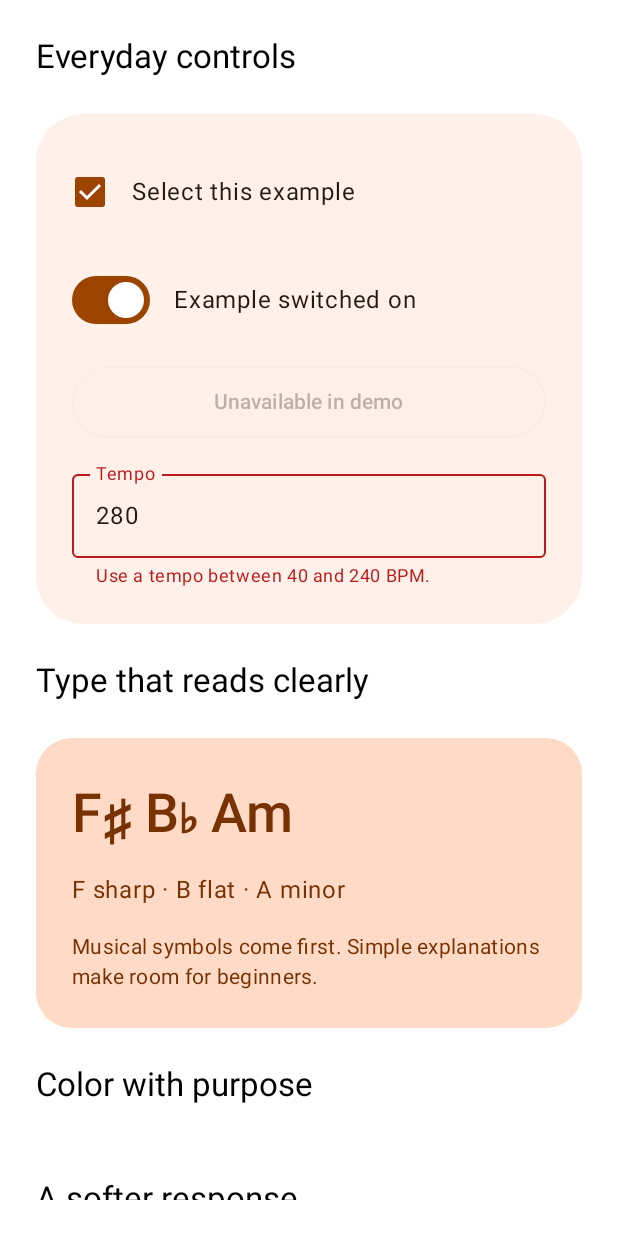
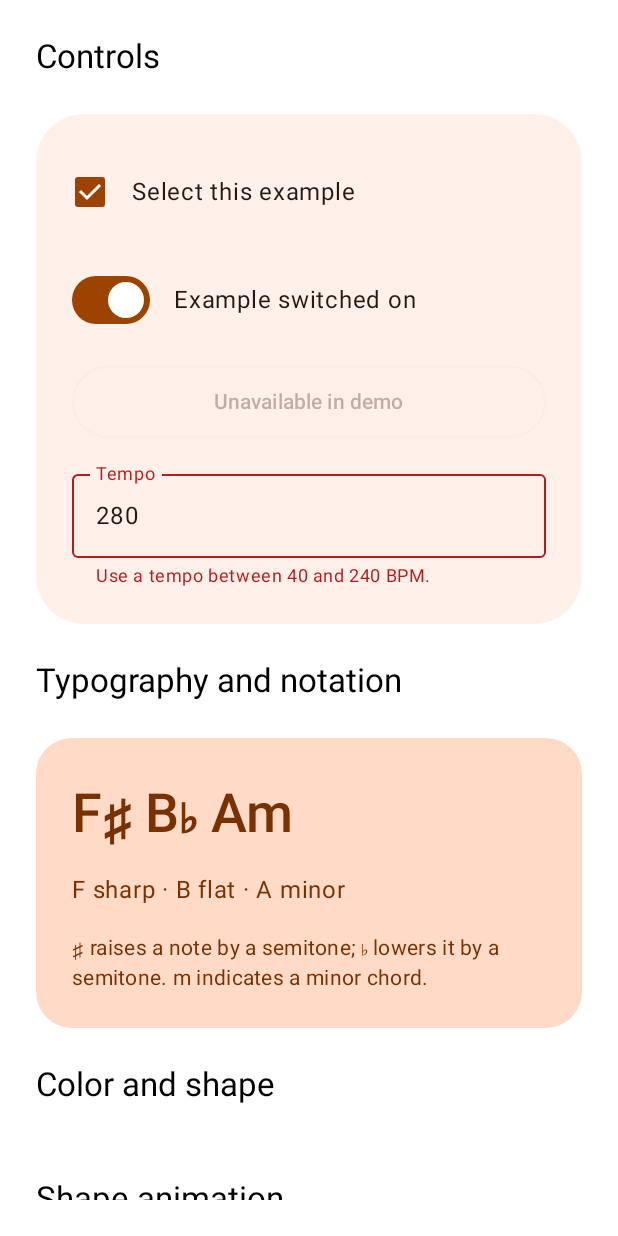
Before and after one commit to pekochan069/GuitarLearner, an Android app built with Jetpack Compose: the @Preview function GalleryPreview, on a phone screen of 412 x 824 dp. Run offline under Robolectric (Android 15) with nearby library versions, the light colour scheme and no system bars; our stand-ins replace Material 3 Expressive styles (plain Material 3 is drawn); 1 statement that could not run was skipped.

Commit message:
refactor(ui): replace decorative copy with functional labels

```diff
--- a/ui/src/main/res/values/strings.xml
+++ b/ui/src/main/res/values/strings.xml
@@ -7,22 +7,22 @@
     <string name="language_korean">Korean</string>
     <string name="language_english">English</string>
     <string name="preferences">Preferences</string>
-    <string name="preferences_description">Make it comfortable for you. Your choices are saved on this phone.</string>
+    <string name="preferences_description">Theme and language settings are saved on this phone.</string>
     <string name="appearance">Appearance</string>
     <string name="language">Language</string>
     <string name="close">Close preferences</string>
     <string name="page_tuner">Tuner</string>
     <string name="page_metronome">Metronome</string>
     <string name="page_gallery">Gallery</string>
-    <string name="tuner_title">Find your sound</string>
-    <string name="tuner_subtitle">One note. A little closer to in tune.</string>
-    <string name="metronome_title">Find your rhythm</string>
-    <string name="metronome_subtitle">A comfortable tempo, right at your fingertips.</string>
-    <string name="gallery_title">Made for the everyday</string>
-    <string name="gallery_subtitle">Explore the colors, type, and controls of GuitarLearner.</string>
-    <string name="tuner_demo_notice">Interactive tuner demo. Sample readings only; the microphone is not used.</string>
-    <string name="gallery_demo_notice">Explore the design components and their example states.</string>
-    <string name="metronome_playback_notice">Start to hear your pattern. Playback continues in the background and when the screen locks.</string>
+    <string name="tuner_title">Tuner demo</string>
+    <string name="tuner_subtitle">Sample pitch readings</string>
+    <string name="metronome_title">Metronome</string>
+    <string name="metronome_subtitle">Tempo and beat settings</string>
+    <string name="gallery_title">Component examples</string>
+    <string name="gallery_subtitle">Buttons, typography, colors, and shapes</string>
+    <string name="tuner_demo_notice">Sample readings only. The microphone is not used.</string>
+    <string name="gallery_demo_notice">Select a control to change its example state.</string>
+    <string name="metronome_playback_notice">Tap Start to play. Playback continues in the background and with the screen locked.</string>
     <string name="tuner_target">Sample target · A2</string>
     <string name="note_placeholder" translatable="false">--</string>
     <string name="note_a2" translatable="false">A2</string>
@@ -35,9 +35,9 @@
     <string name="reading_in_tune">In tune</string>
     <string name="reading_sharp">Sharp</string>
     <string name="guidance_no_signal">Choose a sample reading below.</string>
-    <string name="guidance_flat">Tune a little higher.</string>
-    <string name="guidance_in_tune">Right on the note.</string>
-    <string name="guidance_sharp">Tune a little lower.</string>
+    <string name="guidance_flat">Raise the pitch.</string>
+    <string name="guidance_in_tune">Pitch matches the target.</string>
+    <string name="guidance_sharp">Lower the pitch.</string>
     <plurals name="cents_flat">
         <item quantity="one">%1$d cent flat</item>
         <item quantity="other">%1$d cents flat</item>
@@ -47,8 +47,8 @@
         <item quantity="other">%1$d cents sharp</item>
     </plurals>
     <string name="cents_center">0 cents · centered</string>
-    <string name="try_reading">Try a reading</string>
-    <string name="reading_description">These sample states show how pitch feedback will look.</string>
+    <string name="try_reading">Sample readings</string>
+    <string name="reading_description">Select a sample to see its pitch feedback.</string>
     <string name="tempo">Tempo</string>
     <string name="tempo_value">%1$d</string>
     <string name="beats_per_minute">beats per minute</string>
@@ -63,10 +63,10 @@
     <string name="state_focus_interrupted">Stopped by an audio interruption</string>
     <string name="state_output_disconnected">Stopped because headphones disconnected</string>
     <string name="state_service_ended">Playback ended. Start again to continue.</string>
-    <string name="set_tempo">Set your tempo</string>
+    <string name="set_tempo">Set tempo</string>
     <string name="decrease_tempo">Decrease tempo by 1 BPM</string>
     <string name="increase_tempo">Increase tempo by 1 BPM</string>
-    <string name="tempo_range">40–240 BPM. Adjust the tempo while stopped or running.</string>
+    <string name="tempo_range">40–240 BPM. You can change tempo during playback.</string>
     <string name="start_metronome">Start</string>
     <string name="stop_metronome">Stop</string>
     <string name="tempo_note">%1$s = %2$d</string>
@@ -97,56 +97,56 @@
     <string name="current_beat_description">Beat %1$d of %2$d, %3$s</string>
     <string name="current_beat_number">Beat %1$d / %2$d</string>
     <string name="current_beat_ready">Ready to start</string>
-    <string name="metronome_pending">Change waiting. Already prepared beats continue; new settings apply at the next available beat or bar.</string>
+    <string name="metronome_pending">Change pending. Prepared beats continue; settings apply at the next available beat or bar.</string>
     <string name="metronome_active_config">Playing now: %1$d/%2$d, %3$d BPM</string>
     <string name="presets">Presets</string>
     <string name="preset_name">Preset name</string>
     <string name="save_preset">Save current settings</string>
     <string name="preset_saving">Saving…</string>
-    <string name="presets_empty">Save a tempo and pattern to use them again.</string>
+    <string name="presets_empty">No saved presets. Save the current tempo and pattern.</string>
     <string name="preset_configuration">%1$d/%2$d · %3$d BPM</string>
     <string name="load_preset">Load</string>
     <string name="delete_preset">Delete</string>
     <string name="load_preset_description">Load preset %1$s</string>
     <string name="delete_preset_description">Delete preset %1$s</string>
-    <string name="overwrite_preset_title">Replace this preset?</string>
-    <string name="overwrite_preset_description">%1$s already exists. Replace it with the current tempo and pattern?</string>
+    <string name="overwrite_preset_title">Replace preset</string>
+    <string name="overwrite_preset_description">Replace %1$s with the current tempo and pattern.</string>
     <string name="overwrite_preset">Replace</string>
     <string name="cancel_action">Cancel</string>
     <string name="dismiss_notice">Dismiss</string>
     <string name="metronome_invalid_configuration">Use 40–240 BPM and 1–16 beats per bar.</string>
-    <string name="preset_invalid_name">Enter a valid name for this preset.</string>
-    <string name="preset_exists">This preset name already exists. Confirm before replacing it.</string>
+    <string name="preset_invalid_name">Enter a preset name.</string>
+    <string name="preset_exists">This preset name exists. Confirm to replace it.</string>
     <string name="preset_missing">This preset is no longer available.</string>
     <string name="metronome_read_failed">Could not read the saved metronome settings or presets.</string>
-    <string name="metronome_save_failed">Could not save your changes. Please try again.</string>
+    <string name="metronome_save_failed">Could not save changes. Try again.</string>
     <string name="metronome_focus_denied">Another app is using audio. When it finishes, tap Start again.</string>
-    <string name="metronome_service_unavailable">Could not start background playback. Please try again.</string>
+    <string name="metronome_service_unavailable">Could not start background playback. Try again.</string>
     <string name="metronome_audio_unavailable">Could not play the clicks. Check your audio output, then tap Start again.</string>
-    <string name="controls">Everyday controls</string>
+    <string name="controls">Controls</string>
     <string name="selected_control">Select this example</string>
     <string name="switch_on">Example switched on</string>
     <string name="switch_off">Example switched off</string>
-    <string name="try_motion">Try expressive motion</string>
+    <string name="try_motion">Toggle shape</string>
     <string name="disabled_control">Unavailable in demo</string>
     <string name="invalid_tempo" translatable="false">280</string>
     <string name="tempo_error">Use a tempo between 40 and 240 BPM.</string>
-    <string name="type_and_notation">Type that reads clearly</string>
+    <string name="type_and_notation">Typography and notation</string>
     <string name="musical_symbols" translatable="false">F♯ B♭ Am</string>
     <string name="symbol_names">F sharp · B flat · A minor</string>
-    <string name="typography_description">Musical symbols come first. Simple explanations make room for beginners.</string>
-    <string name="color_and_shape">Color with purpose</string>
+    <string name="typography_description">♯ raises a note by a semitone; ♭ lowers it by a semitone. m indicates a minor chord.</string>
+    <string name="color_and_shape">Color and shape</string>
     <string name="color_primary">Primary</string>
     <string name="color_secondary">Secondary</string>
     <string name="color_tertiary">Tertiary</string>
     <string name="shape_small">Small corners</string>
     <string name="shape_large">Large corners</string>
     <string name="shape_extra_large">Extra large corners</string>
-    <string name="expressive_motion">A softer response</string>
-    <string name="motion_rounded">Rounded and selected</string>
-    <string name="motion_square">Compact and unselected</string>
-    <string name="motion_description">Tap below and feel the shape respond.</string>
-    <string name="appearance_read_failed">Could not read your appearance preference.</string>
-    <string name="appearance_save_failed">Could not save your appearance preference. Please try again.</string>
-    <string name="appearance_apply_failed">Could not apply your appearance preference. Please try again.</string>
+    <string name="expressive_motion">Shape animation</string>
+    <string name="motion_rounded">Selected · rounded corners</string>
+    <string name="motion_square">Not selected · small corners</string>
+    <string name="motion_description">Tap the button to change the corner shape.</string>
+    <string name="appearance_read_failed">Could not read the appearance setting.</string>
+    <string name="appearance_save_failed">Could not save the appearance setting. Try again.</string>
+    <string name="appearance_apply_failed">Could not apply the appearance setting. Try again.</string>
 </resources>
```
Also changed, not shown: 1 other file.
